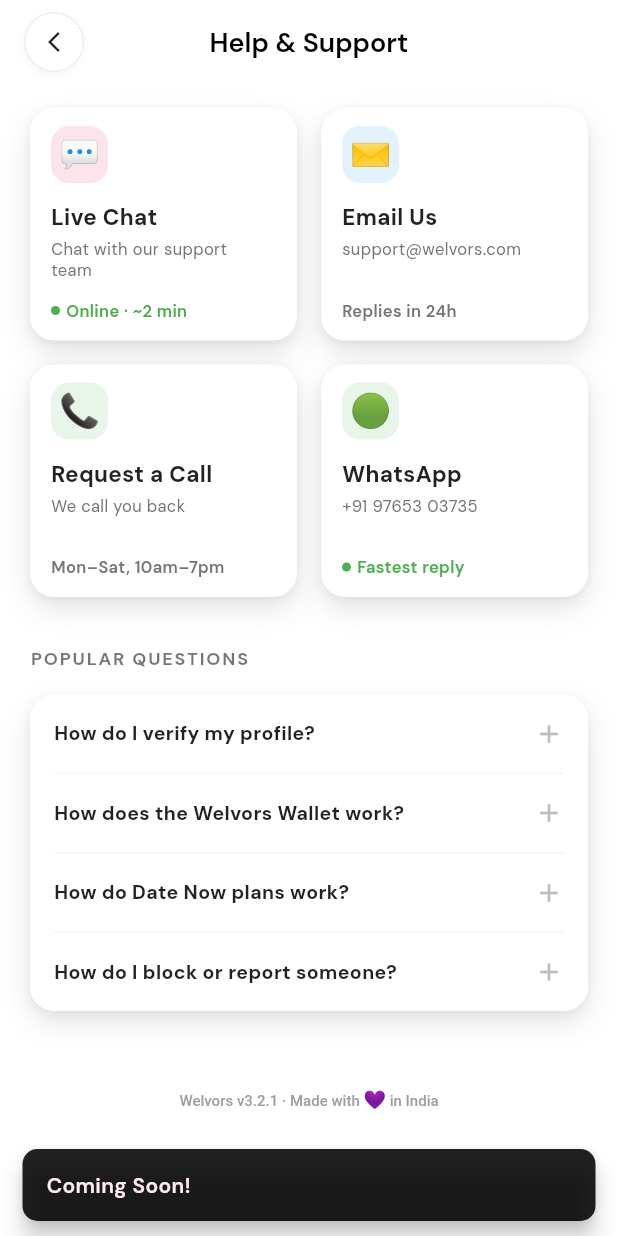
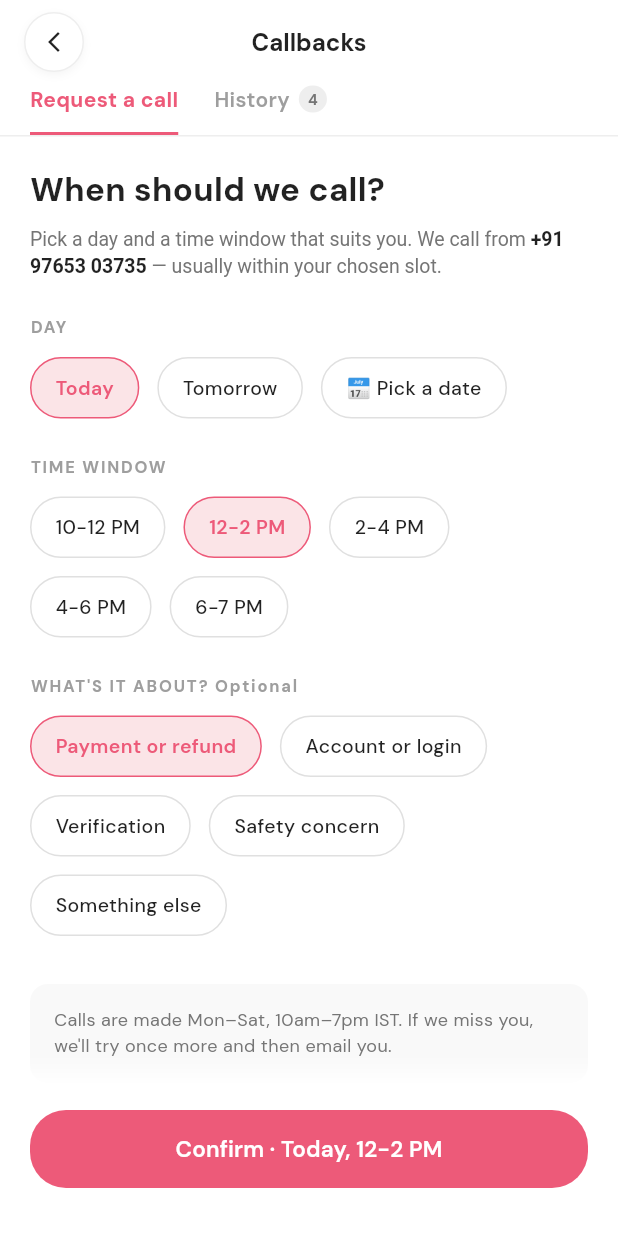
Before and after one commit to InfyNod/Welvors_Mob_App, a Flutter app: the HelpSupportScreen screen opened directly, after a tap on "Request a Call", on a phone screen of 412 x 824 dp. Run offline on Flutter 3.47's test engine with Material 3 defaults, Android fonts, the phone set to English and light mode, and no system bars; our stand-ins replace audioplayers, camera, dotted_border, equatable, file_picker, flutter_bloc and 14 more; missing offline and left inert: flutter_giphy_picker, record, screen_protector, video_compress; accounts and stored records are empty; network calls fail; statements that could not run were skipped; project files that could hold a hidden picture were left out.

Commit message:
Update changes

```diff
--- /dev/null
+++ b/lib/welvors_home_screen/ui/drawer_files/dating/help_support/all_screen_help/call_back.dart
@@ -0,0 +1,357 @@
+import 'package:flutter/material.dart';
+
+class CallBackScreen extends StatefulWidget {
+  const CallBackScreen({super.key});
+
+  @override
+  State<CallBackScreen> createState() => _CallBackScreenState();
+}
+
+class _CallBackScreenState extends State<CallBackScreen> {
+  int _selectedTabIndex = 0;
+  String _selectedDay = 'Today';
+  String _selectedTime = '12-2 PM';
+  String _selectedTopic = 'Payment or refund';
+
+  final List<String> _days = ['Today', 'Tomorrow', '📅 Pick a date'];
+  final List<String> _times = [
+    '10-12 PM',
+    '12-2 PM',
+    '2-4 PM',
+    '4-6 PM',
+    '6-7 PM',
+  ];
+  final List<String> _topics = [
+    'Payment or refund',
+    'Account or login',
+    'Verification',
+    'Safety concern',
+    'Something else',
+  ];
+
+  @override
+  Widget build(BuildContext context) {
+    return Scaffold(
+      backgroundColor: Colors.white,
+      appBar: AppBar(
+        backgroundColor: Colors.white,
+        elevation: 0,
+        surfaceTintColor: Colors.transparent,
+        leading: Padding(
+          padding: const EdgeInsets.only(left: 16, top: 8, bottom: 8),
+          child: InkWell(
+            onTap: () => Navigator.pop(context),
+            borderRadius: BorderRadius.circular(24),
+            child: Container(
+              decoration: BoxDecoration(
+                color: Colors.white,
+                shape: BoxShape.circle,
+                border: Border.all(color: Colors.grey.shade200),
+                boxShadow: [
+                  BoxShadow(
+                    color: Colors.black.withOpacity(0.04),
+                    blurRadius: 4,
+                    offset: const Offset(0, 2),
+                  ),
+                ],
+              ),
+              child: const Icon(
+                Icons.arrow_back_ios_new,
+                color: Colors.black87,
+                size: 16,
+              ),
+            ),
+          ),
+        ),
+        title: const Text(
+          'Callbacks',
+          style: TextStyle(
+            color: Colors.black87,
+            fontSize: 16,
+            fontWeight: FontWeight.w700,
+          ),
+        ),
+        centerTitle: true,
+      ),
+      body: Column(
+        children: [
+          // Custom Tabs
+          Container(
+            padding: const EdgeInsets.symmetric(horizontal: 20),
+            decoration: BoxDecoration(
+              border: Border(bottom: BorderSide(color: Colors.grey.shade200)),
+            ),
+            child: Row(
+              children: [
+                _buildTab(0, 'Request a call'),
+                const SizedBox(width: 24),
+                _buildTab(1, 'History', badge: '4'),
+              ],
+            ),
+          ),
+
+          // Content
+          Expanded(
+            child: SingleChildScrollView(
+              padding: const EdgeInsets.all(20),
+              child: Column(
+                crossAxisAlignment: CrossAxisAlignment.start,
+                children: [
+                  const Text(
+                    'When should we call?',
+                    style: TextStyle(
+                      fontSize: 22,
+                      fontWeight: FontWeight.bold,
+                      color: Colors.black87,
+                    ),
+                  ),
+                  const SizedBox(height: 8),
+                  RichText(
+                    text: TextSpan(
+                      style: TextStyle(
+                        fontSize: 13,
+                        color: Colors.grey.shade600,
+                        height: 1.4,
+                      ),
+                      children: const [
+                        TextSpan(
+                          text:
+                              'Pick a day and a time window that suits you. We call from ',
+                        ),
+                        TextSpan(
+                          text: '+91 97653 03735',
+                          style: TextStyle(
+                            fontWeight: FontWeight.bold,
+                            color: Colors.black87,
+                          ),
+                        ),
+                        TextSpan(text: ' — usually within your chosen slot.'),
+                      ],
+                    ),
+                  ),
+                  const SizedBox(height: 24),
+
+                  _buildSectionTitle('DAY'),
+                  const SizedBox(height: 12),
+                  Wrap(
+                    spacing: 12,
+                    runSpacing: 12,
+                    children: _days.map((day) {
+                      return _buildChip(
+                        label: day,
+                        isSelected: _selectedDay == day,
+                        onTap: () {
+                          setState(() {
+                            _selectedDay = day;
+                          });
+                        },
+                      );
+                    }).toList(),
+                  ),
+                  const SizedBox(height: 24),
+
+                  _buildSectionTitle('TIME WINDOW'),
+                  const SizedBox(height: 12),
+                  Wrap(
+                    spacing: 12,
+                    runSpacing: 12,
+                    children: _times.map((time) {
+                      return _buildChip(
+                        label: time,
+                        isSelected: _selectedTime == time,
+                        onTap: () {
+                          setState(() {
+                            _selectedTime = time;
+                          });
+                        },
+                      );
+                    }).toList(),
+                  ),
+                  const SizedBox(height: 24),
+
+                  _buildSectionTitle('WHAT\'S IT ABOUT? Optional'),
+                  const SizedBox(height: 12),
+                  Wrap(
+                    spacing: 12,
+                    runSpacing: 12,
+                    children: _topics.map((topic) {
+                      return _buildChip(
+                        label: topic,
+                        isSelected: _selectedTopic == topic,
+                        onTap: () {
+                          setState(() {
+                            _selectedTopic = topic;
+                          });
+                        },
+                      );
+                    }).toList(),
+                  ),
+                  const SizedBox(height: 32),
+
+                  Container(
+                    padding: const EdgeInsets.all(16),
+                    width: double.infinity,
+                    decoration: BoxDecoration(
+                      color: const Color(0xFFF9F9F9),
+                      borderRadius: BorderRadius.circular(12),
+                    ),
+                    child: Text(
+                      'Calls are made Mon–Sat, 10am–7pm IST. If we miss you, we\'ll try once more and then email you.',
+                      style: TextStyle(
+                        fontSize: 12,
+                        color: Colors.grey.shade600,
+                        height: 1.4,
+                      ),
+                    ),
+                  ),
+                  const SizedBox(height: 100), // padding for bottom button
+                ],
+              ),
+            ),
+          ),
+        ],
+      ),
+      bottomSheet: Container(
+        padding: const EdgeInsets.fromLTRB(20, 16, 20, 32),
+        decoration: BoxDecoration(
+          color: Colors.white,
+          boxShadow: [
+            BoxShadow(
+              color: Colors.white,
+              blurRadius: 10,
+              spreadRadius: 5,
+              offset: const Offset(0, -5),
+            ),
+          ],
+        ),
+        child: SizedBox(
+          width: double.infinity,
+          height: 52,
+          child: ElevatedButton(
+            onPressed: () {
+              Navigator.pop(context);
+              ScaffoldMessenger.of(context).showSnackBar(
+                const SnackBar(
+                  content: Text('Callback requested successfully!'),
+                  backgroundColor: Colors.black87,
+                ),
+              );
+            },
+            style: ElevatedButton.styleFrom(
+              backgroundColor: const Color(0xFFED5A79),
+              elevation: 0,
+              shape: RoundedRectangleBorder(
+                borderRadius: BorderRadius.circular(
+                  24,
+                ), // More rounded like the screenshot
+              ),
+            ),
+            child: Text(
+              'Confirm · $_selectedDay, $_selectedTime',
+              style: const TextStyle(
+                color: Colors.white,
+                fontSize: 15,
+                fontWeight: FontWeight.w600,
+              ),
+            ),
+          ),
+        ),
+      ),
+    );
+  }
+
+  Widget _buildTab(int index, String label, {String? badge}) {
+    final isSelected = _selectedTabIndex == index;
+    return GestureDetector(
+      onTap: () {
+        setState(() {
+          _selectedTabIndex = index;
+        });
+      },
+      child: Container(
+        padding: const EdgeInsets.only(bottom: 12),
+        decoration: BoxDecoration(
+          border: Border(
+            bottom: BorderSide(
+              color: isSelected ? const Color(0xFFED5A79) : Colors.transparent,
+              width: 2,
+            ),
+          ),
+        ),
+        child: Row(
+          children: [
+            Text(
+              label,
+              style: TextStyle(
+                color: isSelected
+                    ? const Color(0xFFED5A79)
+                    : Colors.grey.shade500,
+                fontWeight: isSelected ? FontWeight.w700 : FontWeight.w600,
+                fontSize: 14,
+              ),
+            ),
+            if (badge != null) ...[
+              const SizedBox(width: 6),
+              Container(
+                padding: const EdgeInsets.symmetric(horizontal: 6, vertical: 2),
+                decoration: BoxDecoration(
+                  color: Colors.grey.shade200,
+                  borderRadius: BorderRadius.circular(10),
+                ),
+                child: Text(
+                  badge,
+                  style: TextStyle(
+                    fontSize: 10,
+                    fontWeight: FontWeight.bold,
+                    color: Colors.grey.shade600,
+                  ),
+                ),
+              ),
+            ],
+          ],
+        ),
+      ),
+    );
+  }
+
+  Widget _buildSectionTitle(String title) {
+    return Text(
+      title,
+      style: TextStyle(
+        fontSize: 11,
+        fontWeight: FontWeight.w700,
+        color: Colors.grey.shade500,
+        letterSpacing: 1.2,
+      ),
+    );
+  }
+
+  Widget _buildChip({
+    required String label,
+    required bool isSelected,
+    required VoidCallback onTap,
+  }) {
+    return GestureDetector(
+      onTap: onTap,
+      child: Container(
+        padding: const EdgeInsets.symmetric(horizontal: 16, vertical: 10),
+        decoration: BoxDecoration(
+          color: isSelected ? const Color(0xFFFBE4E7) : Colors.white,
+          border: Border.all(
+            color: isSelected ? const Color(0xFFED5A79) : Colors.grey.shade300,
+            width: 1,
+          ),
+          borderRadius: BorderRadius.circular(24),
+        ),
+        child: Text(
+          label,
+          style: TextStyle(
+            color: isSelected ? const Color(0xFFED5A79) : Colors.black87,
+            fontWeight: isSelected ? FontWeight.w600 : FontWeight.w500,
+            fontSize: 13,
+          ),
+        ),
+      ),
+    );
+  }
+}
--- a/lib/welvors_home_screen/ui/drawer_files/dating/help_support/help_support_screen.dart
+++ b/lib/welvors_home_screen/ui/drawer_files/dating/help_support/help_support_screen.dart
@@ -1,6 +1,6 @@
 import 'package:flutter/material.dart';
 import 'all_screen_help/live_chat.dart';
-
+import 'all_screen_help/call_back.dart';
 
 class HelpSupportScreen extends StatefulWidget {
   const HelpSupportScreen({super.key});
@@ -131,7 +131,12 @@
                     statusText: 'Mon–Sat, 10am–7pm',
                     statusColor: Colors.grey.shade600,
                     onTap: () {
-                      _showComingSoon();
+                      Navigator.push(
+                        context,
+                        MaterialPageRoute(
+                          builder: (context) => const CallBackScreen(),
+                        ),
+                      );
                     },
                   ),
                 ),
```
